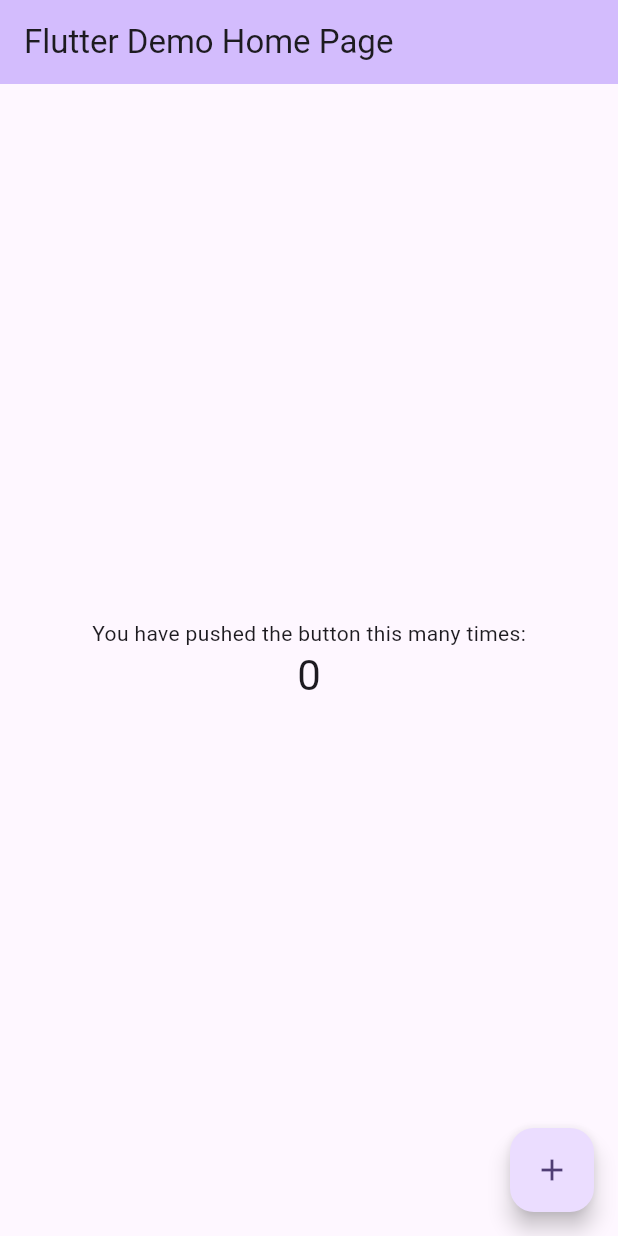
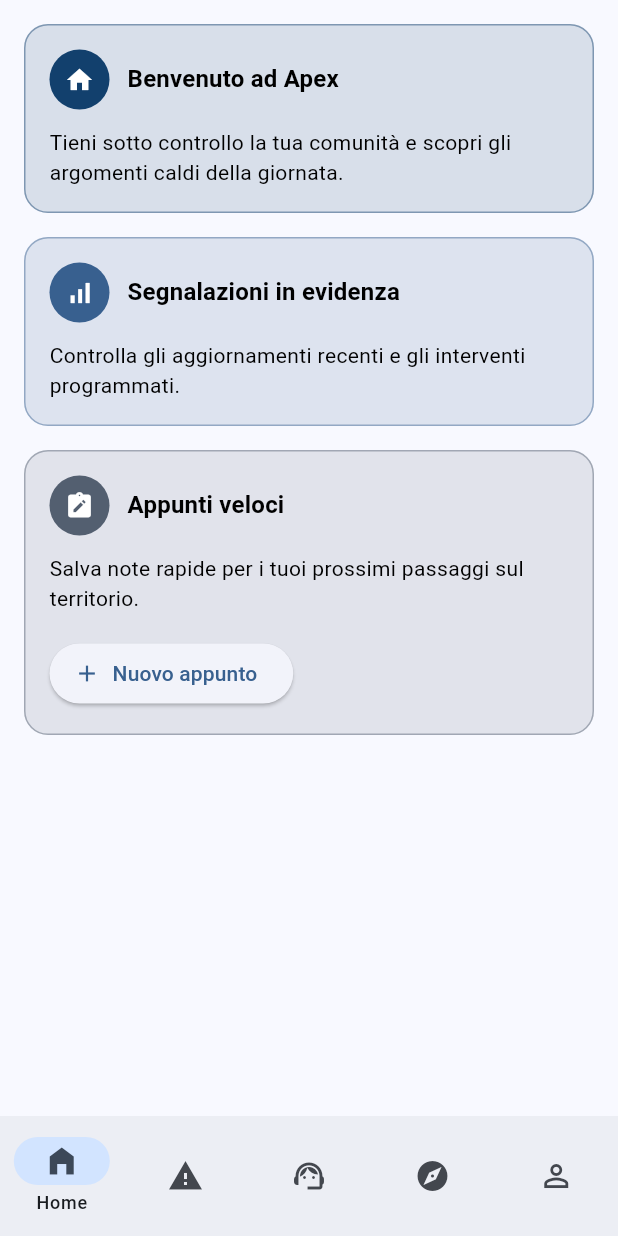
Before and after one commit to azvaska/Apex-Frontend, a Flutter app: the screen it shows after launch, on a phone screen of 412 x 824 dp. Run offline on Flutter 3.47's test engine with Material 3 defaults, Android fonts, the phone set to English and light mode, and no system bars.

Commit message:
feat: initial tab alyout

```diff
--- /dev/null
+++ b/lib/app/app.dart
@@ -0,0 +1,18 @@
+import 'package:flutter/material.dart';
+
+import 'package:apex/app/shell/app_shell.dart';
+import 'package:apex/app/theme/app_theme.dart';
+
+class ApexApp extends StatelessWidget {
+  const ApexApp({super.key});
+
+  @override
+  Widget build(BuildContext context) {
+    return MaterialApp(
+      title: 'Apex',
+      theme: AppTheme.light(),
+      debugShowCheckedModeBanner: false,
+      home: const AppShell(),
+    );
+  }
+}
--- /dev/null
+++ b/lib/app/shell/app_shell.dart
@@ -0,0 +1,92 @@
+import 'package:flutter/material.dart';
+
+import 'package:apex/features/assistente/presentation/screens/assistente_screen.dart';
+import 'package:apex/features/guida/presentation/screens/guida_screen.dart';
+import 'package:apex/features/home/presentation/screens/home_screen.dart';
+import 'package:apex/features/profilo/presentation/screens/profilo_screen.dart';
+import 'package:apex/features/segnalazioni/presentation/screens/segnalazioni_screen.dart';
+
+class AppShell extends StatefulWidget {
+  const AppShell({super.key});
+
+  @override
+  State<AppShell> createState() => _AppShellState();
+}
+
+class _AppShellState extends State<AppShell> {
+  int _currentIndex = 0;
+
+  static const List<AppTab> _tabs = [
+    AppTab(
+      label: 'Home',
+      icon: Icons.home_filled,
+      screen: HomeScreen(),
+    ),
+    AppTab(
+      label: 'Segnalazioni',
+      icon: Icons.report_problem,
+      screen: SegnalazioniScreen(),
+    ),
+    AppTab(
+      label: 'Assistente',
+      icon: Icons.support_agent,
+      screen: AssistenteScreen(),
+    ),
+    AppTab(
+      label: 'Guida',
+      icon: Icons.explore,
+      screen: GuidaScreen(),
+    ),
+    AppTab(
+      label: 'Profilo',
+      icon: Icons.person_outline,
+      screen: ProfiloScreen(),
+    ),
+  ];
+
+  void _onTap(int index) {
+    setState(() {
+      _currentIndex = index;
+    });
+  }
+
+  @override
+  Widget build(BuildContext context) {
+    return Scaffold(
+      body: IndexedStack(
+        index: _currentIndex,
+        children: _tabs.map((tab) => tab.screen).toList(),
+      ),
+      bottomNavigationBar: NavigationBarTheme(
+        data: NavigationBarThemeData(
+          indicatorColor: Theme.of(context).colorScheme.primaryContainer,
+        ),
+        child: NavigationBar(
+          selectedIndex: _currentIndex,
+          onDestinationSelected: _onTap,
+          labelBehavior: NavigationDestinationLabelBehavior.onlyShowSelected,
+          destinations: _tabs
+              .map(
+                (tab) => NavigationDestination(
+                  icon: Icon(tab.icon),
+                  label: tab.label,
+                ),
+              )
+              .toList(),
+        ),
+      ),
+    );
+  }
+}
+
+class AppTab {
+  final String label;
+  final IconData icon;
+  final Widget screen;
+
+  const AppTab({
+    required this.label,
+    required this.icon,
+    required this.screen,
+  });
+}
--- /dev/null
+++ b/lib/app/theme/app_theme.dart
@@ -0,0 +1,31 @@
+import 'package:flutter/material.dart';
+
+class AppTheme {
+  AppTheme._();
+
+  static ThemeData light() {
+    const seedColor = Color(0xFF1C5D99);
+    final colorScheme = ColorScheme.fromSeed(
+      seedColor: seedColor,
+      brightness: Brightness.light,
+    );
+
+    return ThemeData(
+      useMaterial3: true,
+      colorScheme: colorScheme,
+      scaffoldBackgroundColor: colorScheme.background,
+      appBarTheme: AppBarTheme(
+        backgroundColor: colorScheme.primary,
+        foregroundColor: colorScheme.onPrimary,
+        surfaceTintColor: colorScheme.primary,
+      ),
+      textTheme: Typography.material2021().black,
+      navigationBarTheme: NavigationBarThemeData(
+        indicatorColor: colorScheme.primaryContainer,
+        labelTextStyle: MaterialStateProperty.all(
+          TextStyle(fontWeight: FontWeight.w600, color: colorScheme.onSurface),
+        ),
+      ),
+    );
+  }
+}
--- /dev/null
+++ b/lib/features/home/presentation/screens/home_screen.dart
@@ -0,0 +1,38 @@
+import 'package:flutter/material.dart';
+
+import 'package:apex/features/home/presentation/widgets/home_hero.dart';
+import 'package:apex/shared/widgets/feature_section.dart';
+
+class HomeScreen extends StatelessWidget {
+  const HomeScreen({super.key});
+
+  @override
+  Widget build(BuildContext context) {
+    final colorScheme = Theme.of(context).colorScheme;
+    return ListView(
+      padding: const EdgeInsets.all(16),
+      children: [
+        const HomeHero(),
+        const SizedBox(height: 16),
+        FeatureSection(
+          title: 'Segnalazioni in evidenza',
+          subtitle: 'Controlla gli aggiornamenti recenti e gli interventi programmati.',
+          icon: Icons.signal_cellular_alt,
+          color: colorScheme.primary,
+        ),
+        const SizedBox(height: 16),
+        FeatureSection(
+          title: 'Appunti veloci',
+          subtitle: 'Salva note rapide per i tuoi prossimi passaggi sul territorio.',
+          icon: Icons.note_alt,
+          color: colorScheme.secondary,
+          action: ElevatedButton.icon(
+            onPressed: () {},
+            icon: const Icon(Icons.add),
+            label: const Text('Nuovo appunto'),
+          ),
+        ),
+      ],
+    );
+  }
+}
--- /dev/null
+++ b/lib/features/home/presentation/widgets/home_hero.dart
@@ -0,0 +1,17 @@
+import 'package:flutter/material.dart';
+
+import 'package:apex/shared/widgets/feature_section.dart';
+
+class HomeHero extends StatelessWidget {
+  const HomeHero({super.key});
+
+  @override
+  Widget build(BuildContext context) {
+    return const FeatureSection(
+      title: 'Benvenuto ad Apex',
+      subtitle: 'Tieni sotto controllo la tua comunità e scopri gli argomenti caldi della giornata.',
+      icon: Icons.home,
+      color: Color(0xFF12406D),
+    );
+  }
+}
--- a/lib/main.dart
+++ b/lib/main.dart
@@ -1,122 +1,6 @@
 import 'package:flutter/material.dart';
+import 'package:apex/app/app.dart';
 
 void main() {
-  runApp(const MyApp());
+  runApp(const ApexApp());
 }
-
-class MyApp extends StatelessWidget {
-  const MyApp({super.key});
-
-  // This widget is the root of your application.
-  @override
-  Widget build(BuildContext context) {
-    return MaterialApp(
-      title: 'Flutter Demo',
-      theme: ThemeData(
-        // This is the theme of your application.
-        //
-        // TRY THIS: Try running your application with "flutter run". You'll see
-        // the application has a purple toolbar. Then, without quitting the app,
-        // try changing the seedColor in the colorScheme below to Colors.green
-        // and then invoke "hot reload" (save your changes or press the "hot
-        // reload" button in a Flutter-supported IDE, or press "r" if you used
-        // the command line to start the app).
-        //
-        // Notice that the counter didn't reset back to zero; the application
-        // state is not lost during the reload. To reset the state, use hot
-        // restart instead.
-        //
-        // This works for code too, not just values: Most code changes can be
-        // tested with just a hot reload.
-        colorScheme: .fromSeed(seedColor: Colors.deepPurple),
-      ),
-      home: const MyHomePage(title: 'Flutter Demo Home Page'),
-    );
-  }
-}
-
-class MyHomePage extends StatefulWidget {
-  const MyHomePage({super.key, required this.title});
-
-  // This widget is the home page of your application. It is stateful, meaning
-  // that it has a State object (defined below) that contains fields that affect
-  // how it looks.
-
-  // This class is the configuration for the state. It holds the values (in this
-  // case the title) provided by the parent (in this case the App widget) and
-  // used by the build method of the State. Fields in a Widget subclass are
-  // always marked "final".
-
-  final String title;
-
-  @override
-  State<MyHomePage> createState() => _MyHomePageState();
-}
-
-class _MyHomePageState extends State<MyHomePage> {
-  int _counter = 0;
-
-  void _incrementCounter() {
-    setState(() {
-      // This call to setState tells the Flutter framework that something has
-      // changed in this State, which causes it to rerun the build method below
-      // so that the display can reflect the updated values. If we changed
-      // _counter without calling setState(), then the build method would not be
-      // called again, and so nothing would appear to happen.
-      _counter++;
-    });
-  }
-
-  @override
-  Widget build(BuildContext context) {
-    // This method is rerun every time setState is called, for instance as done
-    // by the _incrementCounter method above.
-    //
-    // The Flutter framework has been optimized to make rerunning build methods
-    // fast, so that you can just rebuild anything that needs updating rather
-    // than having to individually change instances of widgets.
-    return Scaffold(
-      appBar: AppBar(
-        // TRY THIS: Try changing the color here to a specific color (to
-        // Colors.amber, perhaps?) and trigger a hot reload to see the AppBar
-        // change color while the other colors stay the same.
-        backgroundColor: Theme.of(context).colorScheme.inversePrimary,
-        // Here we take the value from the MyHomePage object that was created by
-        // the App.build method, and use it to set our appbar title.
-        title: Text(widget.title),
-      ),
-      body: Center(
-        // Center is a layout widget. It takes a single child and positions it
-        // in the middle of the parent.
-        child: Column(
-          // Column is also a layout widget. It takes a list of children and
-          // arranges them vertically. By default, it sizes itself to fit its
-          // children horizontally, and tries to be as tall as its parent.
-          //
-          // Column has various properties to control how it sizes itself and
-          // how it positions its children. Here we use mainAxisAlignment to
-          // center the children vertically; the main axis here is the vertical
-          // axis because Columns are vertical (the cross axis would be
-          // horizontal).
-          //
-          // TRY THIS: Invoke "debug painting" (choose the "Toggle Debug Paint"
-          // action in the IDE, or press "p" in the console), to see the
-          // wireframe for each widget.
-          mainAxisAlignment: .center,
-          children: [
-            const Text('You have pushed the button this many times:'),
-            Text(
-              '$_counter',
-              style: Theme.of(context).textTheme.headlineMedium,
-            ),
-          ],
-        ),
-      ),
-      floatingActionButton: FloatingActionButton(
-        onPressed: _incrementCounter,
-        tooltip: 'Increment',
-        child: const Icon(Icons.add),
-      ),
-    );
-  }
-}
--- /dev/null
+++ b/lib/shared/widgets/feature_section.dart
@@ -0,0 +1,65 @@
+import 'package:flutter/material.dart';
+
+class FeatureSection extends StatelessWidget {
+  final String title;
+  final String subtitle;
+  final IconData icon;
+  final Color color;
+  final Widget? action;
+
+  const FeatureSection({
+    super.key,
+    required this.title,
+    required this.subtitle,
+    required this.icon,
+    required this.color,
+    this.action,
+  });
+
+  @override
+  Widget build(BuildContext context) {
+    final bodyStyle = Theme.of(context).textTheme.bodyMedium;
+    final headlineStyle = Theme.of(context).textTheme.titleMedium?.copyWith(
+          fontWeight: FontWeight.w600,
+        );
+
+    return Container(
+      padding: const EdgeInsets.all(16),
+      decoration: BoxDecoration(
+        color: color.withOpacity(0.14),
+        borderRadius: BorderRadius.circular(16),
+        border: Border.all(color: color.withOpacity(0.45)),
+      ),
+      child: Column(
+        crossAxisAlignment: CrossAxisAlignment.start,
+        children: [
+          Row(
+            children: [
+              CircleAvatar(
+                radius: 20,
+                backgroundColor: color,
+                child: Icon(icon, color: Colors.white, size: 20),
+              ),
+              const SizedBox(width: 12),
+              Expanded(
+                child: Text(
+                  title,
+                  style: headlineStyle,
+                ),
+              ),
+            ],
+          ),
+          const SizedBox(height: 12),
+          Text(
+            subtitle,
+            style: bodyStyle,
+          ),
+          if (action != null) ...[
+            const SizedBox(height: 16),
+            action!,
+          ],
+        ],
+      ),
+    );
+  }
+}
```
Also changed, not shown: lib/features/assistente/presentation/screens/assistente_screen.dart (added, +33 -0 lines), lib/features/assistente/presentation/widgets/assistente_companion.dart (added, +17 -0 lines), lib/features/guida/presentation/screens/guida_screen.dart (added, +33 -0 lines), lib/features/guida/presentation/widgets/guida_nav.dart (added, +17 -0 lines), lib/features/profilo/presentation/screens/profilo_screen.dart (added, +33 -0 lines), lib/features/profilo/presentation/widgets/profilo_status.dart (added, +17 -0 lines), lib/features/segnalazioni/presentation/screens/segnalazioni_screen.dart (added, +38 -0 lines), lib/features/segnalazioni/presentation/widgets/segnalazioni_summary.dart (added, +17 -0 lines), 3 other files.
